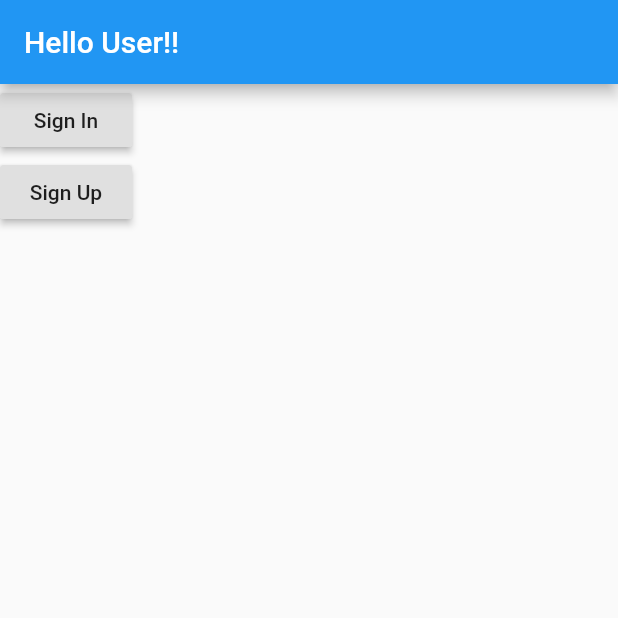
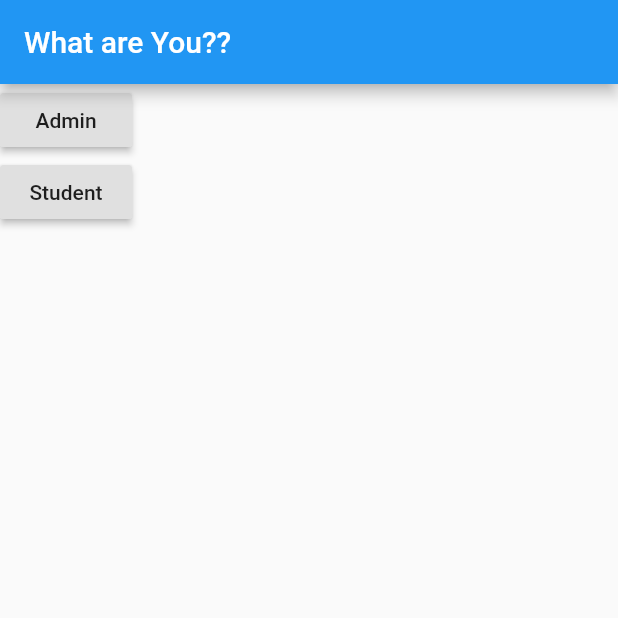
Before and after one commit to gauravmishra-17/fab_assistant, a Flutter app: the screen it shows after launch, on a phone screen of 412 x 824 dp, the top half of it. Run offline on Flutter 3.47's test engine with Material 2 defaults, Android fonts, the phone set to English and light mode, and no system bars; our stand-ins replace cloud_firestore, firebase_auth; accounts and stored records are empty.

Commit message:
Admin authentication added

```diff
--- /dev/null
+++ b/lib/UserType.dart
@@ -0,0 +1,39 @@
+import 'package:flutter/material.dart';
+import 'Admin/LoginPage.dart';
+import 'Student/Welcome.dart';
+
+class UserType extends StatefulWidget {
+
+  @override
+  _UserTypeState createState() => _UserTypeState();
+}
+
+class _UserTypeState extends State<UserType> {
+ @override
+  Widget build(BuildContext context) {
+    // TODO: implement build
+    return Scaffold(
+      appBar: AppBar(
+        title: Text('What are You??'),
+      ),
+      body: Column(children: <Widget>[
+        RaisedButton(
+          onPressed: navigatetoSignIn,
+          child: Text('Admin'),
+        ),
+        RaisedButton(
+          onPressed: navigatetoWelcome,
+          child: Text('Student'),
+        ),
+      ]),
+    );
+  }
+
+  void navigatetoSignIn() {
+        Navigator.push(this.context, MaterialPageRoute(builder: (context) => Admin()));
+  }
+
+  void navigatetoWelcome() {
+    Navigator.push(context, MaterialPageRoute(builder: (context) => Welcome()));
+  }
+}
--- a/lib/main.dart
+++ b/lib/main.dart
@@ -1,6 +1,5 @@
 import 'package:flutter/material.dart';
-
-import 'package:fab_assistant/Welcome.dart';
+import 'UserType.dart';
 
 void main() => runApp(MyApp());
 
@@ -13,7 +12,7 @@ class MyApp extends StatelessWidget {
       theme: ThemeData(
         primarySwatch: Colors.blue,
       ),
-      home: new Welcome(),
+      home: new UserType(),
     );
   }
 }
--- a/pubspec.yaml
+++ b/pubspec.yaml
@@ -23,6 +23,7 @@ dependencies:
   # The following adds the Cupertino Icons font to your application.
   # Use with the CupertinoIcons class for iOS style icons.
   cupertino_icons: ^0.1.2
+  cloud_firestore: ^0.13.3
 
 dev_dependencies:
   flutter_test:
```
Also changed, not shown: lib/Admin/LoginPage.dart (added, +80 -0 lines), lib/Student/LoginPage.dart (renamed from lib/LoginPage.dart), lib/Student/SignUpPage.dart (renamed from lib/SignUpPage.dart), lib/Student/UserAccount/DataSearch.dart (renamed from lib/UserAccount/DataSearch.dart), lib/Student/UserAccount/home.dart (renamed from lib/UserAccount/home.dart), lib/Student/Welcome.dart (renamed from lib/Welcome.dart), pubspec.lock, 2 other files.
